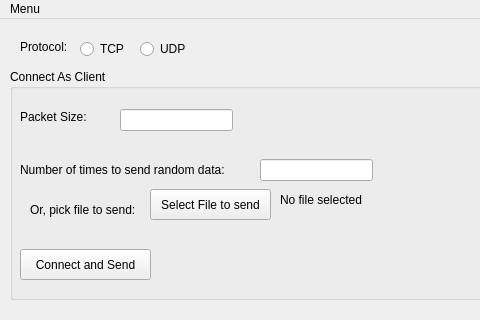
ellainec/WinSock_TCP_UDP_Performance_Test, file mainwindow.ui: the form before one commit; both pictures show x 0 to 480 and y 0 to 320 of the 882 by 486 pixel window.
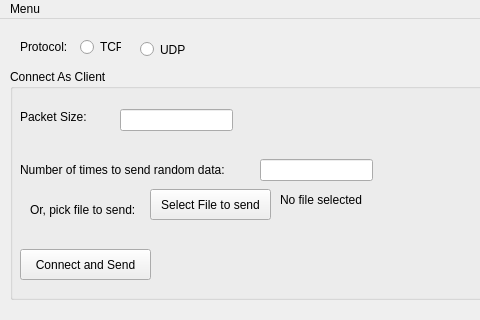
The form after the commit.

```diff
--- a/mainwindow.ui
+++ b/mainwindow.ui
@@ -32,8 +32,8 @@
      <rect>
       <x>140</x>
       <y>20</y>
-      <width>97</width>
-      <height>20</height>
+      <width>61</width>
+      <height>21</height>
      </rect>
     </property>
     <property name="text">
@@ -45,8 +45,8 @@
      <rect>
       <x>80</x>
       <y>20</y>
-      <width>97</width>
-      <height>20</height>
+      <width>41</width>
+      <height>16</height>
      </rect>
     </property>
     <property name="text">
```
